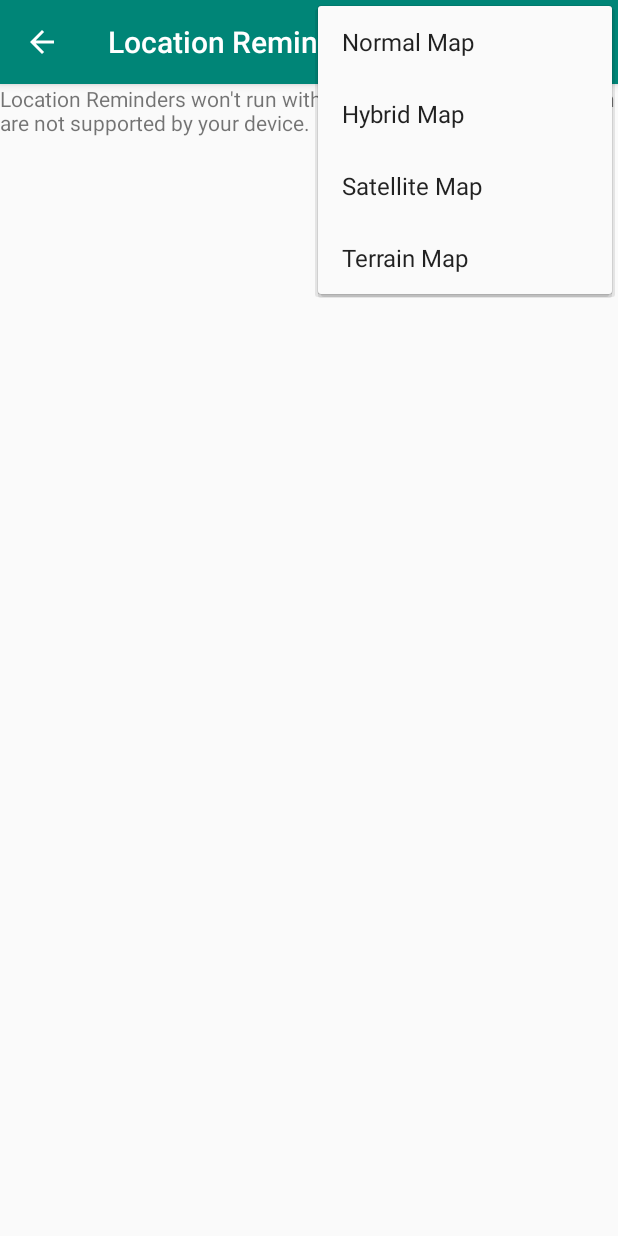
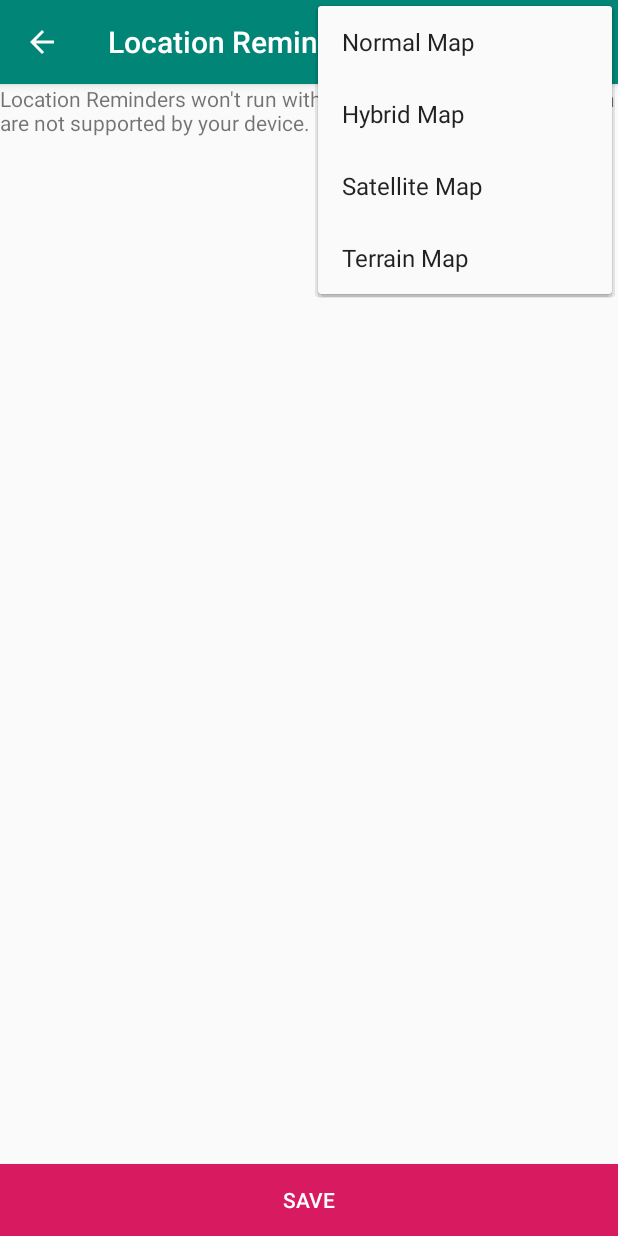
Before and after one commit to islamelhady/Location_Rminder, an Android app: the SelectLocationFragment screen opened through its navigation route, with the options menu open, on a phone screen of 412 x 824 dp. Run offline under Robolectric (Android 15) with nearby library versions, the phone set to English and light mode, and no system bars; our stand-ins replace data binding; 3 statements that could not run were skipped.

Commit message:
save reminder

```diff
--- a/app/src/main/java/com/udacity/project4/locationreminders/savereminder/selectreminderlocation/SelectLocationFragment.kt
+++ b/app/src/main/java/com/udacity/project4/locationreminders/savereminder/selectreminderlocation/SelectLocationFragment.kt
@@ -67,15 +67,24 @@ class SelectLocationFragment : BaseFragment(), OnMapReadyCallback {
 
         val mapFragment = childFragmentManager.findFragmentById(R.id.map) as SupportMapFragment
         mapFragment.getMapAsync(this)
-        onLocationSelected()
 
         return binding.root
     }
 
+    override fun onViewCreated(view: View, savedInstanceState: Bundle?) {
+        super.onViewCreated(view, savedInstanceState)
+        binding.saveButton.setOnClickListener {
+            onLocationSelected()
+        }
+    }
+
     private fun onLocationSelected() {
-        //        TODO: When the user confirms on the selected location,
-        //         send back the selected location details to the view model
-        //         and navigate back to the previous fragment to save the reminder and add the geofence
+        marker?.let {marker ->
+            _viewModel.reminderSelectedLocationStr.value = marker.title
+            _viewModel.longitude.value = marker.position.longitude
+            _viewModel.latitude.value = marker.position.latitude
+            _viewModel.navigationCommand.value = NavigationCommand.Back
+        }
     }
 
 
--- a/app/src/main/res/layout/fragment_select_location.xml
+++ b/app/src/main/res/layout/fragment_select_location.xml
@@ -17,12 +17,24 @@
         <androidx.fragment.app.FragmentContainerView
             android:id="@+id/map"
             android:name="com.google.android.gms.maps.SupportMapFragment"
-            android:layout_width="match_parent"
-            android:layout_height="match_parent"
-            app:layout_constraintBottom_toBottomOf="parent"
+            android:layout_width="0dp"
+            android:layout_height="0dp"
+            app:layout_constraintBottom_toTopOf="@+id/saveButton"
             app:layout_constraintEnd_toEndOf="parent"
             app:layout_constraintStart_toStartOf="parent"
             app:layout_constraintTop_toTopOf="parent" />
 
+        <Button
+            android:id="@+id/saveButton"
+            android:layout_width="match_parent"
+            android:layout_height="wrap_content"
+            android:text="@string/save"
+            android:textColor="@color/white"
+            android:background="@color/colorAccent"
+            app:layout_constraintTop_toBottomOf="@+id/map"
+            app:layout_constraintStart_toStartOf="parent"
+            app:layout_constraintEnd_toEndOf="parent"
+            app:layout_constraintBottom_toBottomOf="parent" />
+
     </androidx.constraintlayout.widget.ConstraintLayout>
 </layout>
```
Also changed, not shown: app/src/main/java/com/udacity/project4/locationreminders/savereminder/SaveReminderFragment.kt (+12 -5 lines), app/src/main/java/com/udacity/project4/locationreminders/savereminder/SaveReminderViewModel.kt (+6 -6 lines).
